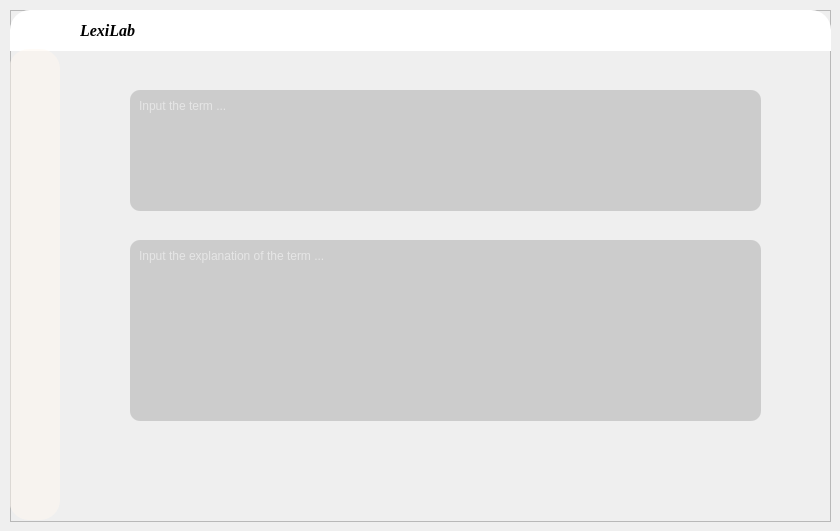
wa-kakalala/LexiLab, file client/win/ui/main.ui: the form before one commit.
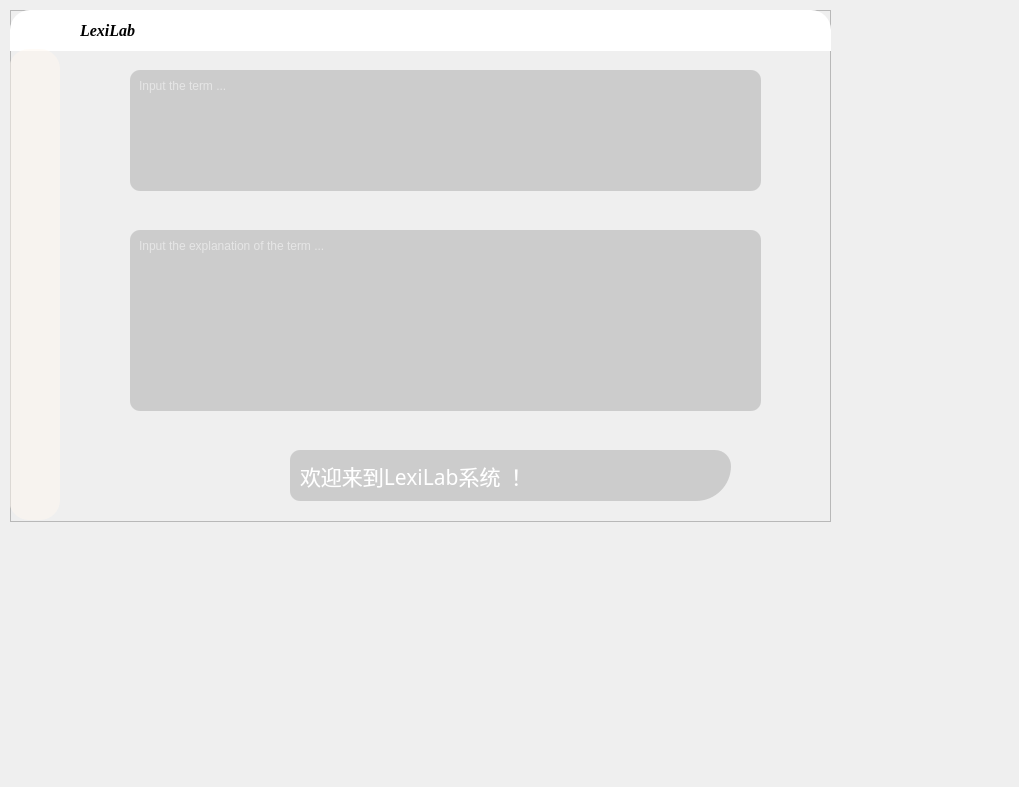
The form after the commit. Icons and pictures are not drawn.

Diff of the .ui file:
```diff
--- a/client/win/ui/main.ui
+++ b/client/win/ui/main.ui
@@ -6,10 +6,15 @@
    <rect>
     <x>0</x>
     <y>0</y>
-    <width>840</width>
-    <height>531</height>
+    <width>1019</width>
+    <height>787</height>
    </rect>
   </property>
+  <property name="font">
+   <font>
+    <family>华文隶书</family>
+   </font>
+  </property>
   <property name="windowTitle">
    <string>MainWindow</string>
   </property>
@@ -223,7 +228,7 @@
       <property name="geometry">
        <rect>
         <x>120</x>
-        <y>40</y>
+        <y>20</y>
         <width>631</width>
         <height>121</height>
        </rect>
@@ -261,7 +266,7 @@
       <property name="geometry">
        <rect>
         <x>120</x>
-        <y>190</y>
+        <y>180</y>
         <width>631</width>
         <height>181</height>
        </rect>
@@ -304,6 +309,64 @@
        <string/>
       </property>
      </widget>
+     <widget class="QFrame" name="frame_5">
+      <property name="geometry">
+       <rect>
+        <x>260</x>
+        <y>400</y>
+        <width>461</width>
+        <height>61</height>
+       </rect>
+      </property>
+      <property name="styleSheet">
+       <string notr="true">border-image: none;
+background-color: rgba(183, 183, 183,0);
+</string>
+      </property>
+      <property name="frameShape">
+       <enum>QFrame::StyledPanel</enum>
+      </property>
+      <property name="frameShadow">
+       <enum>QFrame::Raised</enum>
+      </property>
+      <widget class="QLabel" name="tips">
+       <property name="geometry">
+        <rect>
+         <x>20</x>
+         <y>0</y>
+         <width>441</width>
+         <height>51</height>
+        </rect>
+       </property>
+       <property name="font">
+        <font>
+         <family>隶书</family>
+         <pointsize>16</pointsize>
+         <weight>50</weight>
+         <italic>false</italic>
+         <bold>false</bold>
+        </font>
+       </property>
+       <property name="styleSheet">
+        <string notr="true">border-image: none;
+background-color: rgba(183, 183, 183,160);
+border-top-left-radius: 10px;
+border-bottom-left-radius: 10px;
+
+border-top-right-radius: 16px;
+border-bottom-right-radius: 35px;
+color: rgba(255, 255, 255,255);
+font: 16pt &quot;隶书&quot;;
+
+padding-right: 5px;
+
+padding-left: 5px;</string>
+       </property>
+       <property name="text">
+        <string>欢迎来到LexiLab系统 ！</string>
+       </property>
+      </widget>
+     </widget>
     </widget>
     <zorder>frame_2</zorder>
     <zorder>frame_4</zorder>
```
